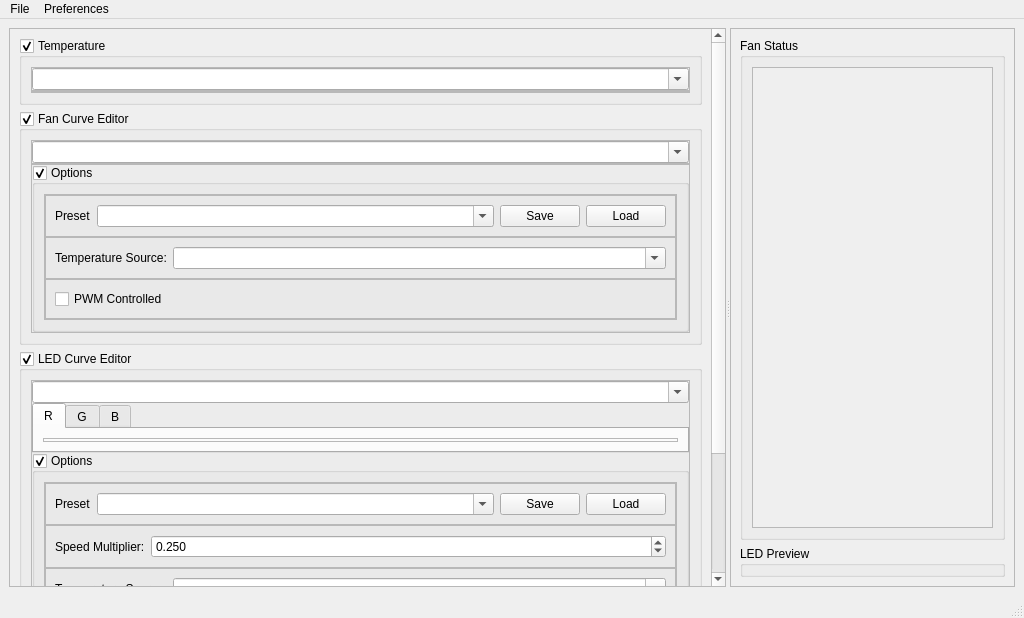
Old version of the form gui/gui.ui in the repository kugurst/leviathans-breath.
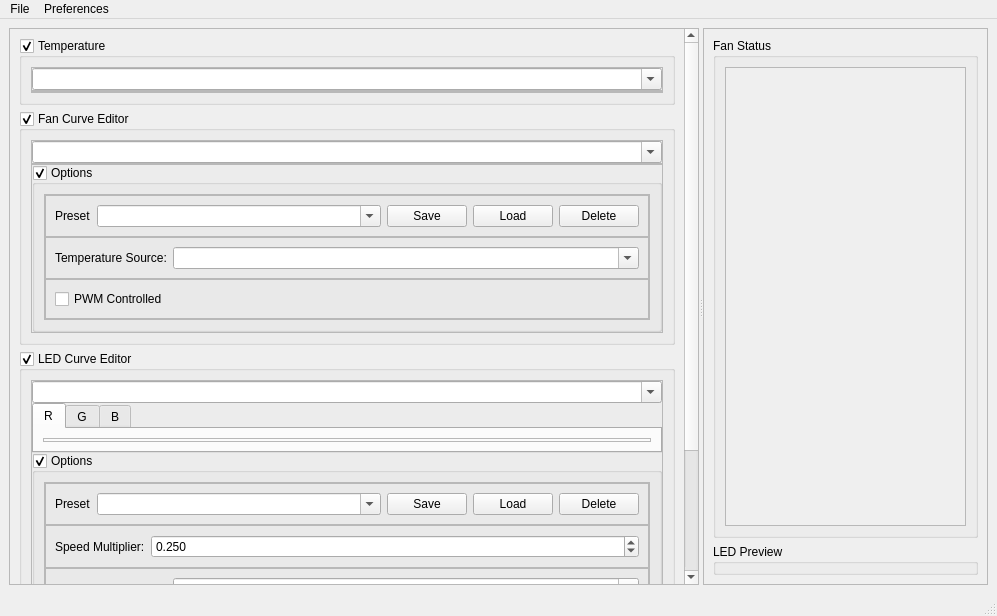
New version of the form. Icons and pictures are not drawn.

What changed in the file:
```diff
--- a/gui/gui.ui
+++ b/gui/gui.ui
@@ -6,8 +6,8 @@
    <rect>
     <x>0</x>
     <y>0</y>
-    <width>1024</width>
-    <height>618</height>
+    <width>997</width>
+    <height>616</height>
    </rect>
   </property>
   <property name="windowTitle">
@@ -32,8 +32,8 @@
         <property name="geometry">
          <rect>
           <x>0</x>
-          <y>-300</y>
-          <width>708</width>
+          <y>0</y>
+          <width>681</width>
           <height>859</height>
          </rect>
         </property>
@@ -150,6 +150,13 @@
                           </property>
                          </widget>
                         </item>
+                        <item>
+                         <widget class="QPushButton" name="pb_fan_options_delete">
+                          <property name="text">
+                           <string>Delete</string>
+                          </property>
+                         </widget>
+                        </item>
                        </layout>
                       </widget>
                      </item>
@@ -671,6 +678,13 @@
                           </property>
                          </widget>
                         </item>
+                        <item>
+                         <widget class="QPushButton" name="pb_led_options_delete">
+                          <property name="text">
+                           <string>Delete</string>
+                          </property>
+                         </widget>
+                        </item>
                        </layout>
                       </widget>
                      </item>
@@ -783,7 +797,7 @@
                 <x>0</x>
                 <y>0</y>
                 <width>233</width>
-                <height>473</height>
+                <height>471</height>
                </rect>
               </property>
               <property name="sizePolicy">
@@ -840,7 +854,7 @@
     <rect>
      <x>0</x>
      <y>0</y>
-     <width>1024</width>
+     <width>997</width>
      <height>24</height>
     </rect>
    </property>
```
Left out of the diff: 3 changed lines with no effect on the pictures.
